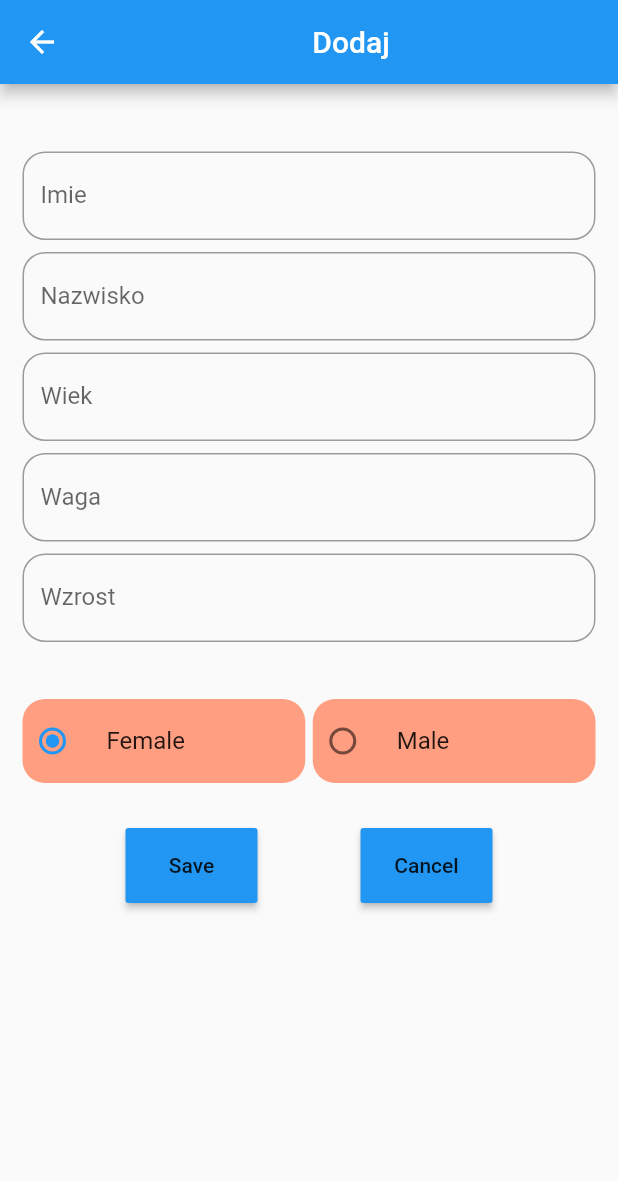
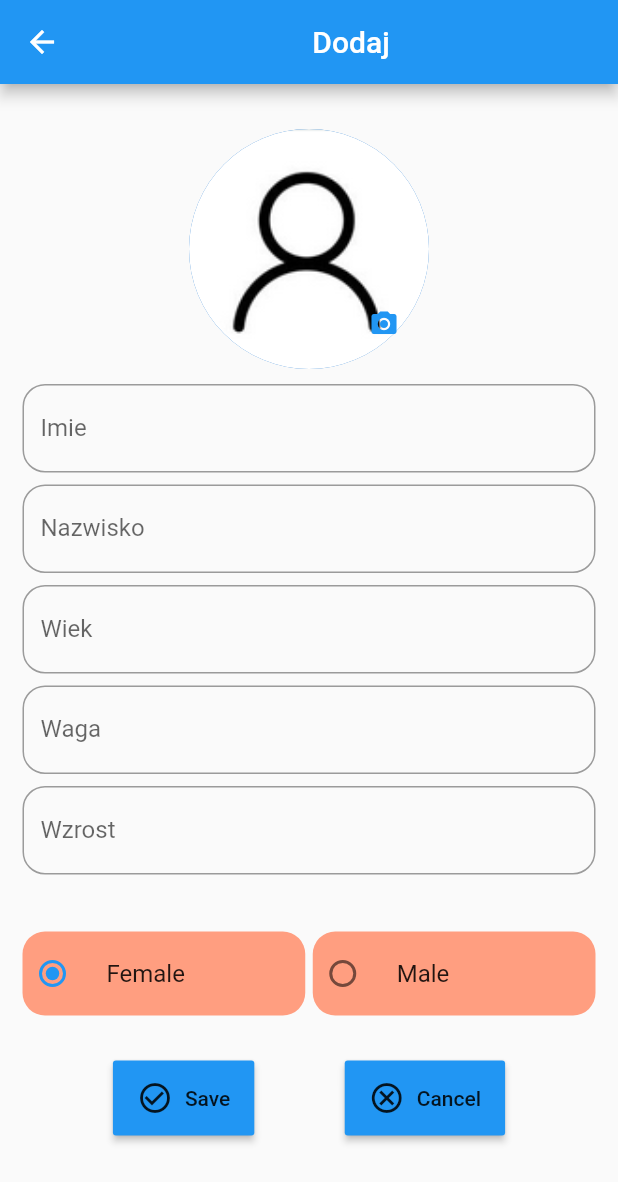
Before and after one commit to Dariuki/baby_health, a Flutter app: the AddPerson screen opened directly, on a phone screen of 412 x 824 dp. Shown: the top 1182 px of the screen. Run offline on Flutter 3.47's test engine with Material 2 defaults, Android fonts, the phone set to English and light mode, and no system bars; our stand-ins replace convex_bottom_bar, image_picker.

Commit message:
Implement ImagePicker

```diff
--- a/lib/domain/models/person_model.dart
+++ b/lib/domain/models/person_model.dart
@@ -1,5 +1,8 @@
+import 'package:image_picker/image_picker.dart';
+
 class PersonModel {
   PersonModel({
+    required this.image,
     required this.name,
     required this.lastName,
     required this.age,
@@ -8,6 +11,7 @@ class PersonModel {
     required this.isFemale,
   });
 
+  final ImagePicker image;
   final String name;
   final String lastName;
   final double age;
--- a/lib/features/widgets/button.dart
+++ b/lib/domain/widgets/button.dart
@@ -3,10 +3,12 @@ import 'package:flutter/material.dart';
 class MyButton extends StatelessWidget {
   final String text;
   final VoidCallback onPressed;
+  final IconData icon;
   const MyButton({
     super.key,
     required this.text,
     required this.onPressed,
+    required this.icon,
   });
   @override
   Widget build(BuildContext context) {
@@ -14,7 +16,14 @@ class MyButton extends StatelessWidget {
       onPressed: onPressed,
       color: Theme.of(context).primaryColor,
       height: 50,
-      child: Text(text),
+      child: Row(
+        mainAxisAlignment: MainAxisAlignment.center,
+        children: [
+          Icon(icon),
+          const SizedBox(width: 8),
+          Text(text),
+        ],
+      ),
     );
   }
 }
--- /dev/null
+++ b/lib/domain/widgets/image_picker.dart
@@ -0,0 +1,116 @@
+import 'dart:io';
+
+import 'package:baby_health/domain/widgets/button.dart';
+import 'package:flutter/material.dart';
+import 'package:flutter/services.dart';
+import 'package:image_picker/image_picker.dart';
+import 'package:path_provider/path_provider.dart';
+import 'package:path/path.dart';
+
+class ImagePickerWidget extends StatefulWidget {
+  const ImagePickerWidget({super.key});
+
+  @override
+  State<ImagePickerWidget> createState() => _ImagePickerWidgetState();
+}
+
+class _ImagePickerWidgetState extends State<ImagePickerWidget> {
+  File? _image;
+
+  Future pickImage(ImageSource source) async {
+    try {
+      final image = await ImagePicker().pickImage(source: source);
+      if (image == null) return;
+
+      final imagePermanent = await saveFilePermanently(image.path);
+
+      setState(() => _image = imagePermanent);
+    } on PlatformException catch (e) {
+      ('Failed to pick image: $e');
+    }
+  }
+
+  Future<File> saveFilePermanently(String imagePath) async {
+    final directory = await getApplicationDocumentsDirectory();
+    final name = basename(imagePath);
+    final image = File('${directory.path}/$name');
+
+    return File(imagePath).copy(image.path);
+  }
+
+  @override
+  Widget build(BuildContext context) {
+    return Column(
+      children: [
+        Stack(
+          children: [
+            CircleAvatar(
+              radius: 80,
+              backgroundImage: image(),
+            ),
+            Positioned(
+                bottom: 20,
+                right: 20,
+                child: InkWell(
+                  onTap: () {
+                    showBottomSheet(
+                      context: context,
+                      builder: ((builder) => bottomSheat(context)),
+                    );
+                  },
+                  child: const Icon(
+                    Icons.camera_alt,
+                    color: Colors.blue,
+                    size: 20,
+                  ),
+                ))
+          ],
+        ),
+        const SizedBox(height: 10)
+      ],
+    );
+  }
+
+  Widget bottomSheat(context) {
+    return Container(
+      height: 100,
+      width: MediaQuery.of(context).size.width,
+      margin: const EdgeInsets.symmetric(
+        horizontal: 20,
+        vertical: 20,
+      ),
+      child: Column(children: [
+        const Text(
+          'Choose Profile photo',
+          style: TextStyle(fontSize: 20),
+        ),
+        Row(
+          mainAxisAlignment: MainAxisAlignment.center,
+          children: [
+            MyButton(
+              text: 'Galery',
+              onPressed: () {
+                pickImage(ImageSource.gallery);
+                Navigator.pop(context);
+              },
+              icon: Icons.image_outlined,
+            ),
+            const SizedBox(width: 20),
+            MyButton(
+              text: 'camera',
+              onPressed: () {
+                pickImage(ImageSource.camera);
+                Navigator.pop(context);
+              },
+              icon: Icons.camera_alt_outlined,
+            ),
+          ],
+        ),
+      ]),
+    );
+  }
+
+  image() => _image == null
+      ? const AssetImage('images/ludzik.png')
+      : FileImage(File(_image!.path));
+}
--- a/lib/features/peages/add/add_person.dart
+++ b/lib/features/peages/add/add_person.dart
@@ -1,6 +1,7 @@
-import 'package:baby_health/features/widgets/button.dart';
-import 'package:baby_health/features/widgets/radio_switch.dart';
-import 'package:baby_health/features/widgets/text_field.dart';
+import 'package:baby_health/domain/widgets/button.dart';
+import 'package:baby_health/domain/widgets/image_picker.dart';
+import 'package:baby_health/domain/widgets/radio_switch.dart';
+import 'package:baby_health/domain/widgets/text_field.dart';
 import 'package:flutter/material.dart';
 
 class AddPerson extends StatelessWidget {
@@ -18,7 +19,8 @@ class AddPerson extends StatelessWidget {
         padding: const EdgeInsets.all(15),
         child: ListView(
           children: [
-            const SizedBox(height: 30),
+            const SizedBox(height: 15),
+            const ImagePickerWidget(),
             TextFieldWidget(
               title: 'Imie',
             ),
@@ -40,8 +42,16 @@ class AddPerson extends StatelessWidget {
             Row(
               mainAxisAlignment: MainAxisAlignment.spaceEvenly,
               children: [
-                MyButton(text: 'Save', onPressed: () {}),
-                MyButton(text: 'Cancel', onPressed: () {}),
+                MyButton(
+                  text: 'Save',
+                  onPressed: () {},
+                  icon: Icons.check_circle_outline,
+                ),
+                MyButton(
+                  text: 'Cancel',
+                  onPressed: () {},
+                  icon: Icons.cancel_outlined,
+                ),
               ],
             ),
           ],
--- a/lib/features/peages/home/home_page.dart
+++ b/lib/features/peages/home/home_page.dart
@@ -1,5 +1,5 @@
 import 'package:baby_health/features/peages/add/add_person.dart';
-import 'package:baby_health/features/widgets/person_tile.dart';
+import 'package:baby_health/domain/widgets/person_tile.dart';
 
 import 'package:flutter/material.dart';
 
```
Also changed, not shown: lib/features/peages/details/profile_page.dart (+3 -5 lines), pubspec.yaml (+6 -4 lines), images/ludzik.png (added), lib/domain/widgets/person_tile.dart (renamed from lib/features/widgets/person_tile.dart), lib/domain/widgets/radio_switch.dart (renamed from lib/features/widgets/radio_switch.dart), lib/domain/widgets/text_field.dart (renamed from lib/features/widgets/text_field.dart), pubspec.lock, 2 other files.
